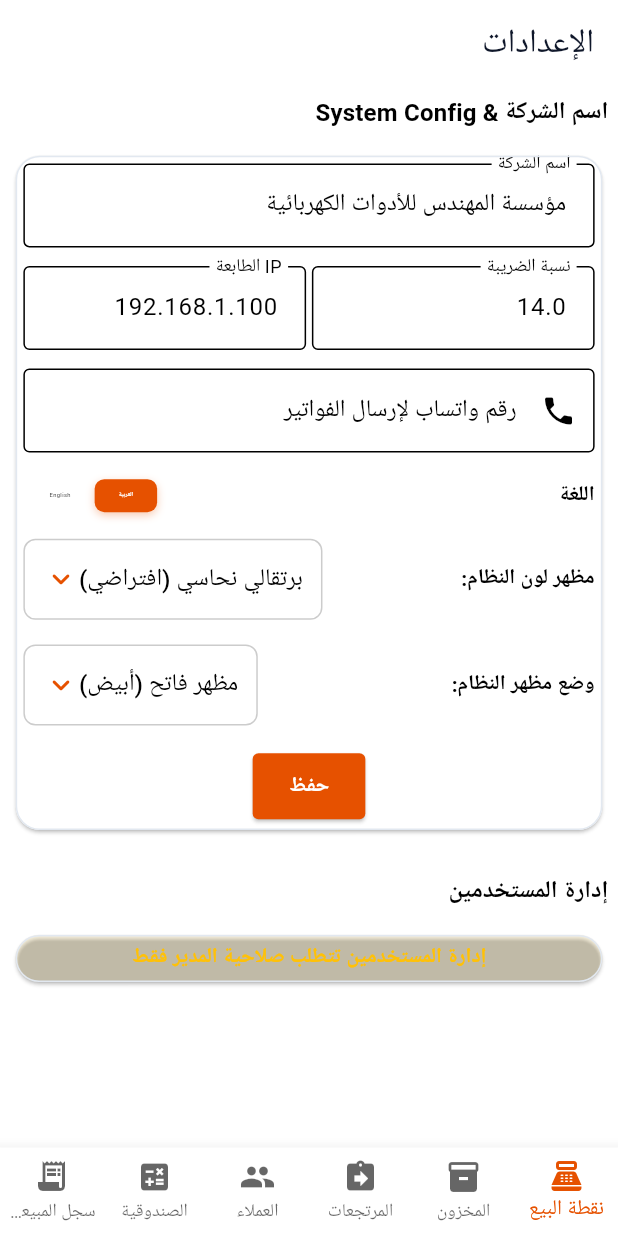
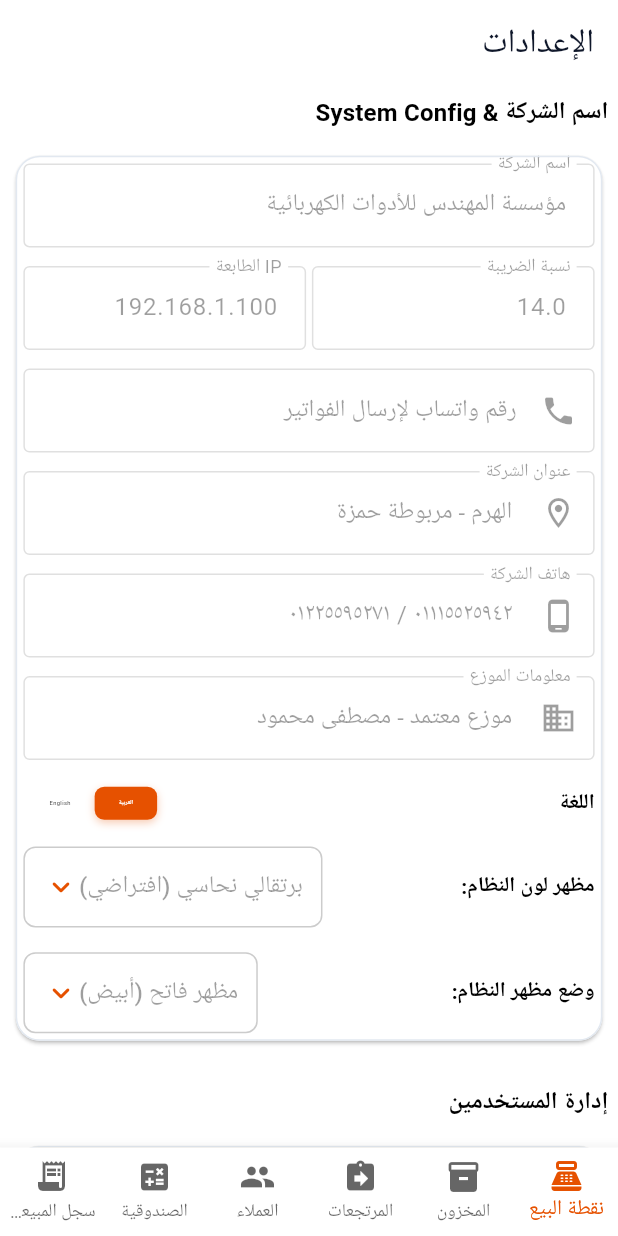
Before and after one commit to moha20/pos_new, a Flutter app: the SettingsScreen screen opened by its route, on a phone screen of 412 x 824 dp. Run offline on Flutter 3.47's test engine with Material 3 defaults, Android fonts, the light colour scheme and no system bars; our stand-ins replace easy_localization, file_picker, fl_chart, flutter_bloc, flutter_screenutil, get_it and 6 more; missing offline and left inert: dart:html, flutter_barcode_scanner; accounts and stored records are empty.

Commit message:
feat: make company name, address, and phones configurable in settings under admin protection and dynamically load on invoice

```diff
--- a/assets/translations/ar.json
+++ b/assets/translations/ar.json
@@ -213,5 +213,8 @@
   "preview_draft": "معاينة المسودة",
   "draft_options": "خيارات المسودة",
   "draft_options_desc": "قم بمعاينة أو مشاركة مسودة الفاتورة مع العميل للحصول على موافقته قبل حفظها.",
-  "whatsapp_share": "مشاركة واتساب"
+  "whatsapp_share": "مشاركة واتساب",
+  "company_address": "عنوان الشركة",
+  "company_phone": "هاتف الشركة",
+  "company_distributor": "معلومات الموزع"
 }
--- a/assets/translations/en.json
+++ b/assets/translations/en.json
@@ -213,5 +213,8 @@
   "preview_draft": "Preview Draft",
   "draft_options": "Draft Options",
   "draft_options_desc": "Preview or share the invoice before saving it to get customer approval.",
-  "whatsapp_share": "WhatsApp Share"
+  "whatsapp_share": "WhatsApp Share",
+  "company_address": "Company Address",
+  "company_phone": "Company Phone",
+  "company_distributor": "Distributor Info"
 }
--- a/lib/features/settings/presentation/bloc/settings_bloc.dart
+++ b/lib/features/settings/presentation/bloc/settings_bloc.dart
@@ -16,6 +16,9 @@ class SaveSettings extends SettingsEvent {
   final String themeType;
   final String themeMode;
   final String whatsappPhone;
+  final String companyAddress;
+  final String companyPhone;
+  final String companyDistributor;
 
   SaveSettings({
     required this.companyName,
@@ -24,6 +27,9 @@ class SaveSettings extends SettingsEvent {
     required this.themeType,
     required this.themeMode,
     required this.whatsappPhone,
+    required this.companyAddress,
+    required this.companyPhone,
+    required this.companyDistributor,
   });
 }
 
@@ -46,6 +52,9 @@ class SettingsLoaded extends SettingsState {
   final String themeType;
   final String themeMode;
   final String whatsappPhone;
+  final String companyAddress;
+  final String companyPhone;
+  final String companyDistributor;
   final String? logoPath;
 
   SettingsLoaded({
@@ -55,6 +64,9 @@ class SettingsLoaded extends SettingsState {
     required this.themeType,
     required this.themeMode,
     required this.whatsappPhone,
+    required this.companyAddress,
+    required this.companyPhone,
+    required this.companyDistributor,
     this.logoPath,
   });
 }
@@ -75,6 +87,9 @@ class SettingsBloc extends Bloc<SettingsEvent, SettingsState> {
     themeType: prefs.getString('theme_type') ?? 'copper',
     themeMode: prefs.getString('theme_mode') ?? 'light',
     whatsappPhone: prefs.getString('whatsapp_phone') ?? '',
+    companyAddress: prefs.getString('company_address') ?? 'الهرم - مربوطة حمزة',
+    companyPhone: prefs.getString('company_phone') ?? '٠١١١٥٥٢٥٩٤٢ / ٠١٢٢٥٥٩٥٢٧١',
+    companyDistributor: prefs.getString('company_distributor') ?? 'موزع معتمد - مصطفى محمود',
     logoPath: prefs.getString('logo_path'),
   )) {
     on<LoadSettings>((event, emit) {
@@ -85,6 +100,9 @@ class SettingsBloc extends Bloc<SettingsEvent, SettingsState> {
         final theme = prefs.getString('theme_type') ?? 'copper';
         final mode = prefs.getString('theme_mode') ?? 'light';
         final whatsapp = prefs.getString('whatsapp_phone') ?? '';
+        final address = prefs.getString('company_address') ?? 'الهرم - مربوطة حمزة';
+        final phone = prefs.getString('company_phone') ?? '٠١١١٥٥٢٥٩٤٢ / ٠١٢٢٥٥٩٥٢٧١';
+        final distributor = prefs.getString('company_distributor') ?? 'موزع معتمد - مصطفى محمود';
         final logo = prefs.getString('logo_path');
         emit(SettingsLoaded(
           companyName: company,
@@ -93,6 +111,9 @@ class SettingsBloc extends Bloc<SettingsEvent, SettingsState> {
           themeType: theme,
           themeMode: mode,
           whatsappPhone: whatsapp,
+          companyAddress: address,
+          companyPhone: phone,
+          companyDistributor: distributor,
           logoPath: logo,
         ));
       } catch (e) {
@@ -108,6 +129,9 @@ class SettingsBloc extends Bloc<SettingsEvent, SettingsState> {
         await prefs.setString('theme_type', event.themeType);
         await prefs.setString('theme_mode', event.themeMode);
         await prefs.setString('whatsapp_phone', event.whatsappPhone);
+        await prefs.setString('company_address', event.companyAddress);
+        await prefs.setString('company_phone', event.companyPhone);
+        await prefs.setString('company_distributor', event.companyDistributor);
         final logo = prefs.getString('logo_path');
         emit(SettingsLoaded(
           companyName: event.companyName,
@@ -116,6 +140,9 @@ class SettingsBloc extends Bloc<SettingsEvent, SettingsState> {
           themeType: event.themeType,
           themeMode: event.themeMode,
           whatsappPhone: event.whatsappPhone,
+          companyAddress: event.companyAddress,
+          companyPhone: event.companyPhone,
+          companyDistributor: event.companyDistributor,
           logoPath: logo,
         ));
         try {
@@ -123,7 +150,7 @@ class SettingsBloc extends Bloc<SettingsEvent, SettingsState> {
           Gravity.find<ActivityLogService>().log(
             action: 'settings_updated',
             category: 'settings',
-            description: 'Updated settings: Company Name: ${event.companyName}, Tax: ${event.taxPercent}%, Printer IP: ${event.printerIp}, Theme: ${event.themeType}, Mode: ${event.themeMode}, WhatsApp: ${event.whatsappPhone}',
+            description: 'Updated settings: Company Name: ${event.companyName}, Tax: ${event.taxPercent}%, Printer IP: ${event.printerIp}, Theme: ${event.themeType}, Mode: ${event.themeMode}, WhatsApp: ${event.whatsappPhone}, Address: ${event.companyAddress}, Phone: ${event.companyPhone}, Distributor: ${event.companyDistributor}',
             userId: user?.username ?? 'system',
           );
         } catch (_) {}
@@ -145,6 +172,9 @@ class SettingsBloc extends Bloc<SettingsEvent, SettingsState> {
         final theme = prefs.getString('theme_type') ?? 'copper';
         final mode = prefs.getString('theme_mode') ?? 'light';
         final whatsapp = prefs.getString('whatsapp_phone') ?? '';
+        final address = prefs.getString('company_address') ?? 'الهرم - مربوطة حمزة';
+        final phone = prefs.getString('company_phone') ?? '٠١١١٥٥٢٥٩٤٢ / ٠١٢٢٥٥٩٥٢٧١';
+        final distributor = prefs.getString('company_distributor') ?? 'موزع معتمد - مصطفى محمود';
         emit(SettingsLoaded(
           companyName: company,
           taxPercent: tax,
@@ -152,6 +182,9 @@ class SettingsBloc extends Bloc<SettingsEvent, SettingsState> {
           themeType: theme,
           themeMode: mode,
           whatsappPhone: whatsapp,
+          companyAddress: address,
+          companyPhone: phone,
+          companyDistributor: distributor,
           logoPath: event.logoPath,
         ));
         try {
--- a/lib/features/settings/presentation/screens/settings_screen.dart
+++ b/lib/features/settings/presentation/screens/settings_screen.dart
@@ -42,6 +42,9 @@ class _SettingsScreenState extends State<SettingsScreen> {
   final _taxController = TextEditingController();
   final _printerController = TextEditingController();
   final _whatsappController = TextEditingController();
+  final _addressController = TextEditingController();
+  final _phoneController = TextEditingController();
+  final _distributorController = TextEditingController();
   final _formKey = GlobalKey<FormState>();
   String? _selectedTheme;
   String? _selectedMode;
@@ -79,6 +82,9 @@ class _SettingsScreenState extends State<SettingsScreen> {
               _taxController.text = state.taxPercent.toString();
               _printerController.text = state.printerIp;
               _whatsappController.text = state.whatsappPhone;
+              _addressController.text = state.companyAddress;
+              _phoneController.text = state.companyPhone;
+              _distributorController.text = state.companyDistributor;
             }
             _selectedTheme ??= state.themeType;
             _selectedMode ??= state.themeMode;
@@ -100,6 +106,7 @@ class _SettingsScreenState extends State<SettingsScreen> {
                           children: [
                             TextFormField(
                               controller: _companyController,
+                              enabled: isAdmin,
                               decoration: InputDecoration(labelText: 'company_name'.tr(), border: const OutlineInputBorder()),
                               validator: (v) => v == null || v.isEmpty ? 'no_data'.tr() : null,
                             ),
@@ -109,6 +116,7 @@ class _SettingsScreenState extends State<SettingsScreen> {
                                 Expanded(
                                   child: TextFormField(
                                     controller: _taxController,
+                                    enabled: isAdmin,
                                     keyboardType: const TextInputType.numberWithOptions(decimal: true),
                                     decoration: InputDecoration(labelText: 'tax_percent'.tr(), border: const OutlineInputBorder()),
                                     validator: (v) => v == null || double.tryParse(v) == null ? 'no_data'.tr() : null,
@@ -118,6 +126,7 @@ class _SettingsScreenState extends State<SettingsScreen> {
                                 Expanded(
                                   child: TextFormField(
                                     controller: _printerController,
+                                    enabled: isAdmin,
                                     decoration: InputDecoration(labelText: 'printer_ip'.tr(), border: const OutlineInputBorder()),
                                     validator: (v) => v == null || v.isEmpty ? 'no_data'.tr() : null,
                                   ),
@@ -127,6 +136,7 @@ class _SettingsScreenState extends State<SettingsScreen> {
                             SizedBox(height: 12.h),
                             TextFormField(
                               controller: _whatsappController,
+                              enabled: isAdmin,
                               keyboardType: TextInputType.phone,
                               decoration: InputDecoration(
                                 labelText: 'whatsapp_phone'.tr(),
@@ -134,6 +144,39 @@ class _SettingsScreenState extends State<SettingsScreen> {
                                 prefixIcon: const Icon(Icons.phone),
                                 border: const OutlineInputBorder(),
                               ),
+                            ),
+                            SizedBox(height: 12.h),
+                            TextFormField(
+                              controller: _addressController,
+                              enabled: isAdmin,
+                              decoration: InputDecoration(
+                                labelText: 'company_address'.tr(),
+                                prefixIcon: const Icon(Icons.location_on_outlined),
+                                border: const OutlineInputBorder(),
+                              ),
+                              validator: (v) => v == null || v.isEmpty ? 'no_data'.tr() : null,
+                            ),
+                            SizedBox(height: 12.h),
+                            TextFormField(
+                              controller: _phoneController,
+                              enabled: isAdmin,
+                              decoration: InputDecoration(
+                                labelText: 'company_phone'.tr(),
+                                prefixIcon: const Icon(Icons.phone_android_outlined),
+                                border: const OutlineInputBorder(),
+                              ),
+                              validator: (v) => v == null || v.isEmpty ? 'no_data'.tr() : null,
+                            ),
+                            SizedBox(height: 12.h),
+                            TextFormField(
+                              controller: _distributorController,
+                              enabled: isAdmin,
+                              decoration: InputDecoration(
+                                labelText: 'company_distributor'.tr(),
+                                prefixIcon: const Icon(Icons.business_outlined),
+                                border: const OutlineInputBorder(),
+                              ),
+                              validator: (v) => v == null || v.isEmpty ? 'no_data'.tr() : null,
                             ),
                             SizedBox(height: 16.h),
                             Row(
@@ -177,7 +220,7 @@ class _SettingsScreenState extends State<SettingsScreen> {
                                           child: Text('logo_blue_official'.tr()),
                                         ),
                                       ],
-                                      onChanged: (val) {
+                                       onChanged: !isAdmin ? null : (val) {
                                         if (val != null) {
                                           setState(() {
                                             _selectedTheme = val;
@@ -189,6 +232,9 @@ class _SettingsScreenState extends State<SettingsScreen> {
                                                 themeType: val,
                                                 themeMode: _selectedMode ?? 'light',
                                                 whatsappPhone: _whatsappController.text,
+                                                companyAddress: _addressController.text,
+                                                companyPhone: _phoneController.text,
+                                                companyDistributor: _distributorController.text,
                                               ));
                                         }
                                       },
@@ -235,7 +281,7 @@ class _SettingsScreenState extends State<SettingsScreen> {
                                            child: Text('system_mode'.tr()),
                                          ),
                                        ],
-                                       onChanged: (val) {
+                                        onChanged: !isAdmin ? null : (val) {
                                           if (val != null) {
                                             setState(() {
                                               _selectedMode = val;
@@ -247,6 +293,9 @@ class _SettingsScreenState extends State<SettingsScreen> {
                                                   themeType: _selectedTheme ?? 'copper',
                                                   themeMode: val,
                                                   whatsappPhone: _whatsappController.text,
+                                                  companyAddress: _addressController.text,
+                                                  companyPhone: _phoneController.text,
+                                                  companyDistributor: _distributorController.text,
                                                 ));
                                           }
                                         },
@@ -255,6 +304,7 @@ class _SettingsScreenState extends State<SettingsScreen> {
                                  ),
                               ],
                             ),
+                            if (isAdmin) ...[
                               SizedBox(height: 16.h),
                               ElevatedButton(
                                 onPressed: () {
@@ -266,6 +316,9 @@ class _SettingsScreenState extends State<SettingsScreen> {
                                           themeType: _selectedTheme ?? 'copper',
                                           themeMode: _selectedMode ?? 'light',
                                           whatsappPhone: _whatsappController.text,
+                                          companyAddress: _addressController.text,
+                                          companyPhone: _phoneController.text,
+                                          companyDistributor: _distributorController.text,
                                         ));
                                     ScaffoldMessenger.of(context).showSnackBar(
                                       SnackBar(content: Text('saved_successfully'.tr()), backgroundColor: Colors.green),
@@ -280,6 +333,7 @@ class _SettingsScreenState extends State<SettingsScreen> {
                                 ),
                                 child: Text('save'.tr(), style: const TextStyle(fontWeight: FontWeight.bold)),
                               ),
+                            ],
                           ],
                         ),
                       ),
```
Also changed, not shown: lib/services/print_service.dart (+8 -5 lines). Lines whose indentation alone changed are shown as unchanged.
